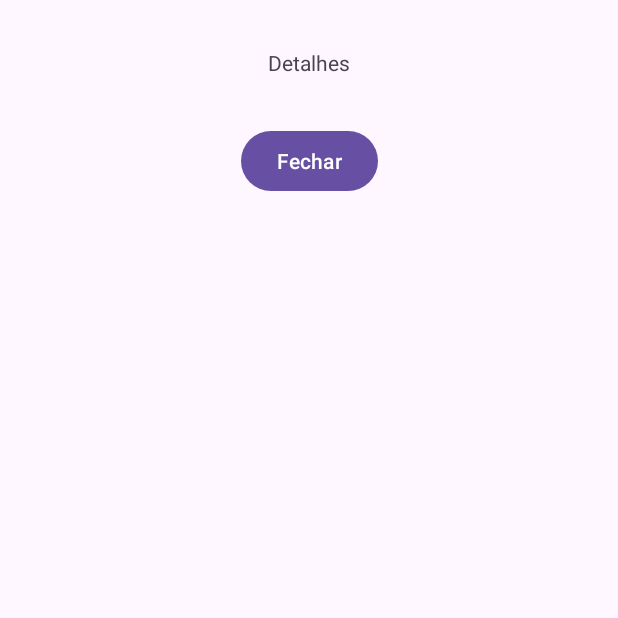
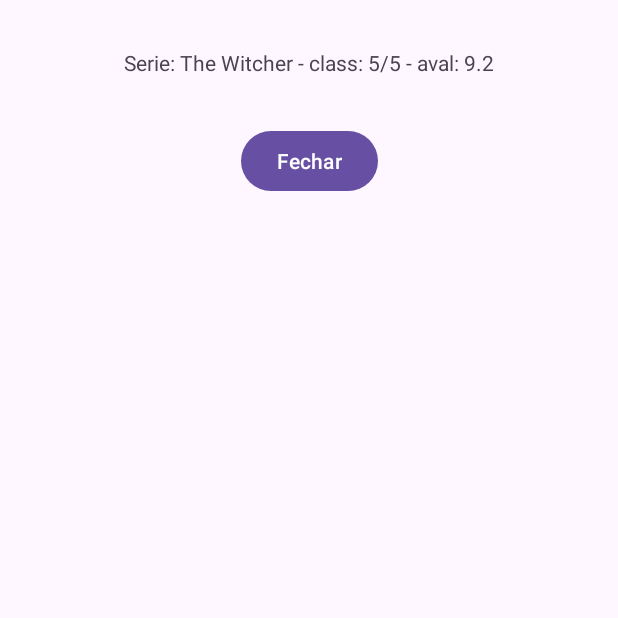
Before and after one commit to Esdraz/AulaActivity, an Android app: the screen it shows after launch (DetalhesActivity), after a tap on "Abrir Nova Tela", on a phone screen of 412 x 824 dp, the top half of it. Run offline under Robolectric (Android 15) with nearby library versions, the phone set to English and light mode, and no system bars.

Commit message:
add passar parametros de uma activity para outra

```diff
--- a/app/src/main/java/com/esdraz/aulaactivityfragment/DetalhesActivity.kt
+++ b/app/src/main/java/com/esdraz/aulaactivityfragment/DetalhesActivity.kt
@@ -2,6 +2,7 @@ package com.esdraz.aulaactivityfragment
 
 import android.os.Bundle
 import android.widget.Button
+import android.widget.TextView
 import androidx.activity.enableEdgeToEdge
 import androidx.appcompat.app.AppCompatActivity
 import androidx.core.view.ViewCompat
@@ -10,6 +11,8 @@ import androidx.core.view.WindowInsetsCompat
 class DetalhesActivity : AppCompatActivity() {
 
     private lateinit var btnFechar: Button
+    private lateinit var textSerie: TextView
+
     override fun onCreate(savedInstanceState: Bundle?) {
         super.onCreate(savedInstanceState)
         enableEdgeToEdge()
@@ -21,6 +24,19 @@ class DetalhesActivity : AppCompatActivity() {
         }
 
         btnFechar = findViewById(R.id.btn_fechar)
+        textSerie = findViewById(R.id.textSerie)
+
+        //bundle tem todos os parametros passados
+        val bundle = intent.extras
+        if (bundle != null) {
+            val serie = bundle.getString("serie")
+            val classificacao = bundle.getInt("classificacao")
+            val avaliacao = bundle.getDouble("avaliacao")
+
+            val resultado = "Serie: $serie - class: $classificacao/5 - aval: $avaliacao"
+
+            textSerie.text = resultado
+        }
         btnFechar.setOnClickListener {
             finish()
         }
--- a/app/src/main/java/com/esdraz/aulaactivityfragment/MainActivity.kt
+++ b/app/src/main/java/com/esdraz/aulaactivityfragment/MainActivity.kt
@@ -28,6 +28,11 @@ class MainActivity : AppCompatActivity() {
         btnAbrir.setOnClickListener {
 
             val intent = Intent(this, DetalhesActivity::class.java)
+
+            //passar parametros para nova tela
+            intent.putExtra("serie", "The Witcher")
+            intent.putExtra("classificacao", 5)
+            intent.putExtra("avaliacao", 9.2)
 
             startActivity(intent)
         }
--- a/app/src/main/res/layout/activity_detalhes.xml
+++ b/app/src/main/res/layout/activity_detalhes.xml
@@ -8,7 +8,7 @@
     tools:context=".DetalhesActivity">
 
     <TextView
-        android:id="@+id/textView2"
+        android:id="@+id/textSerie"
         android:layout_width="wrap_content"
         android:layout_height="wrap_content"
         android:layout_marginTop="32dp"
@@ -27,5 +27,5 @@
         app:layout_constraintEnd_toEndOf="parent"
         app:layout_constraintHorizontal_bias="0.5"
         app:layout_constraintStart_toStartOf="parent"
-        app:layout_constraintTop_toBottomOf="@+id/textView2" />
+        app:layout_constraintTop_toBottomOf="@+id/textSerie" />
 </androidx.constraintlayout.widget.ConstraintLayout>
```
